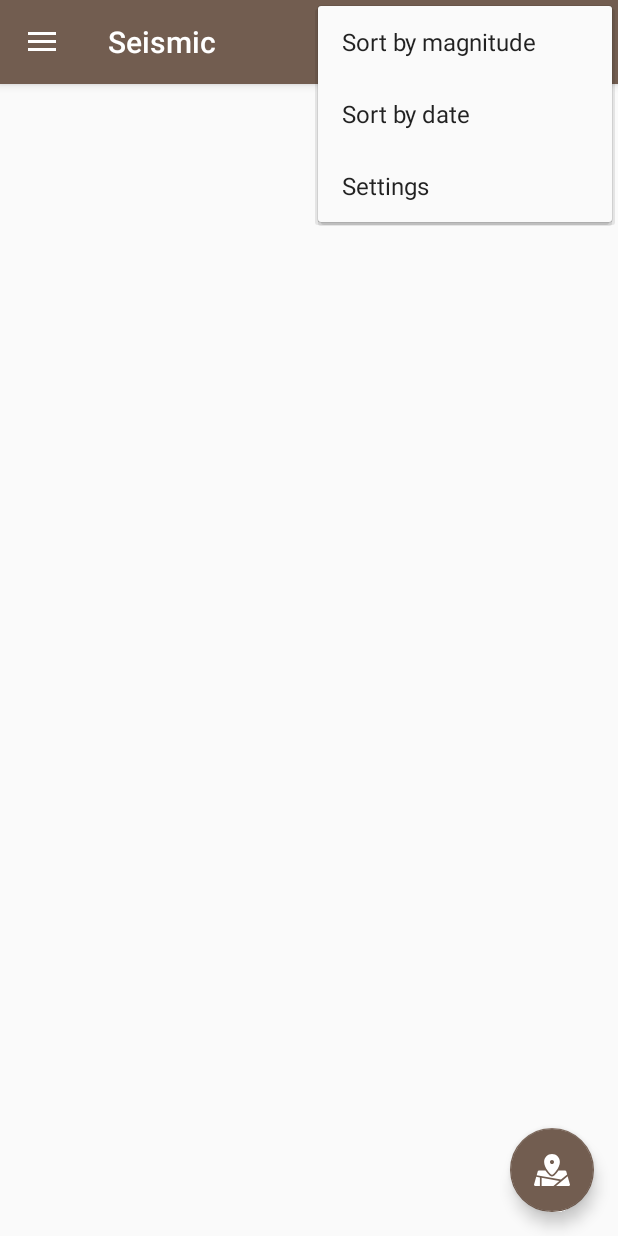
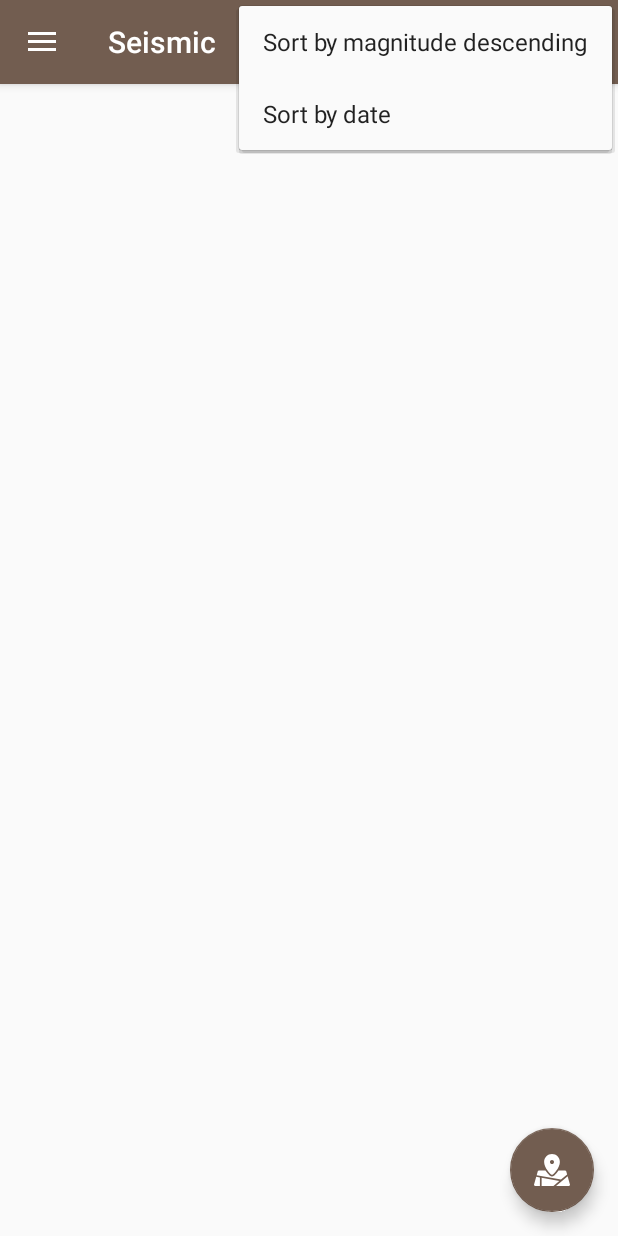
Before and after one commit to remicmacs/Seismic, an Android app: the screen it shows after launch (MainActivity), with the options menu open, on a phone screen of 412 x 824 dp. Run offline under Robolectric (Android 15) with nearby library versions, the phone set to English and light mode, and no system bars.

Commit message:
Menu amélioré

```diff
--- a/app/src/main/java/us/julesandremi/seismic/MainActivity.java
+++ b/app/src/main/java/us/julesandremi/seismic/MainActivity.java
@@ -34,6 +34,8 @@ public class MainActivity extends AppCompatActivity
     private CustomAdapter seismAdapter;
     private SwipeRefreshLayout swipeRefreshLayout;
     private FloatingActionButton fab;
+    private Menu sortingMenu;
+    private MenuItem magSort;
 
 
     @Override
@@ -79,7 +81,6 @@ public class MainActivity extends AppCompatActivity
 
 
 
-
         DrawerLayout drawer = (DrawerLayout) findViewById(R.id.drawer_layout);
         ActionBarDrawerToggle toggle = new ActionBarDrawerToggle(
                 this, drawer, toolbar, R.string.navigation_drawer_open, R.string.navigation_drawer_close);
@@ -114,6 +115,13 @@ public class MainActivity extends AppCompatActivity
     public boolean onCreateOptionsMenu(Menu menu) {
         // Inflate the menu; this adds items to the action bar if it is present.
         getMenuInflater().inflate(R.menu.main, menu);
+        this.sortingMenu = menu;
+        this.magSort = (MenuItem) menu.getItem(0);
+
+
+        magSort.setTitle(getResources().getString(R.string.action_sort_mag_descend));
+        magSort.setTitleCondensed(getResources().getString(R.string.action_sort_mag_descend_min));
+
         return true;
     }
 
@@ -125,9 +133,7 @@ public class MainActivity extends AppCompatActivity
         int id = item.getItemId();
 
         //noinspection SimplifiableIfStatement
-        if (id == R.id.action_settings) {
-            return true;
-        } else if (id == R.id.action_sort_mag) {
+         if (id == R.id.action_sort_mag) {
             if (this.magAscendSorted) {
                 this.sortSeisms("magDescend", item);
             } else {
--- a/app/src/main/java/us/julesandremi/seismic/Seism.java
+++ b/app/src/main/java/us/julesandremi/seismic/Seism.java
@@ -12,7 +12,6 @@ import java.util.Objects;
 /**
  * Created by remicmacs on 07/06/17.
  *
- * @// TODO: 08/06/17 Ajouter toString
  * @// TODO: 08/06/17 Ajouter package model avec CoordinatesPoint, Seism, SeismsStream
  */
 
--- a/app/src/main/res/menu/main.xml
+++ b/app/src/main/res/menu/main.xml
@@ -1,8 +1,6 @@
 <?xml version="1.0" encoding="utf-8"?>
 <menu xmlns:android="http://schemas.android.com/apk/res/android"
     xmlns:app="http://schemas.android.com/apk/res-auto">
-    <item android:id="@+id/action_settings" android:orderInCategory="100"
-        android:title="@string/action_settings" app:showAsAction="never" />
     <item
         android:id="@+id/action_sort_mag"
         android:orderInCategory="1"
```
